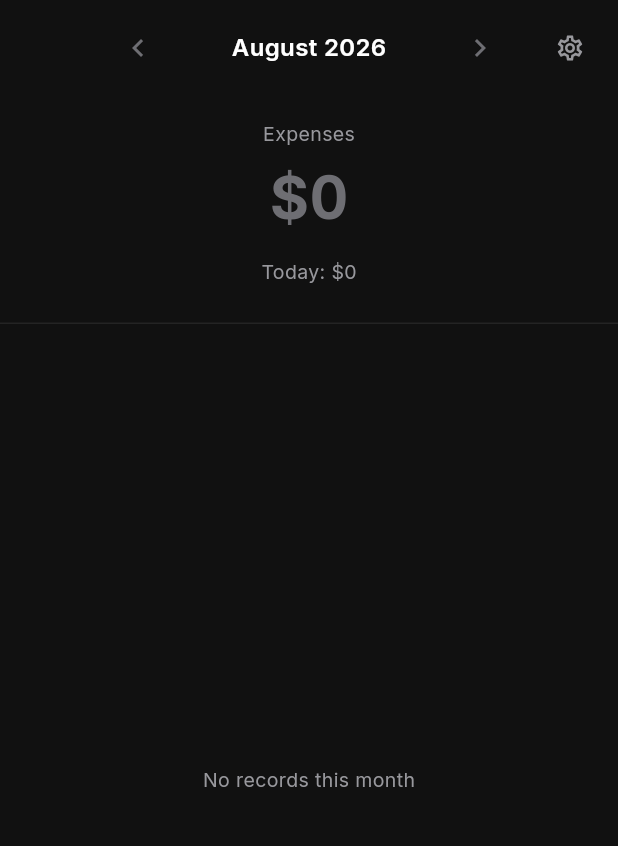
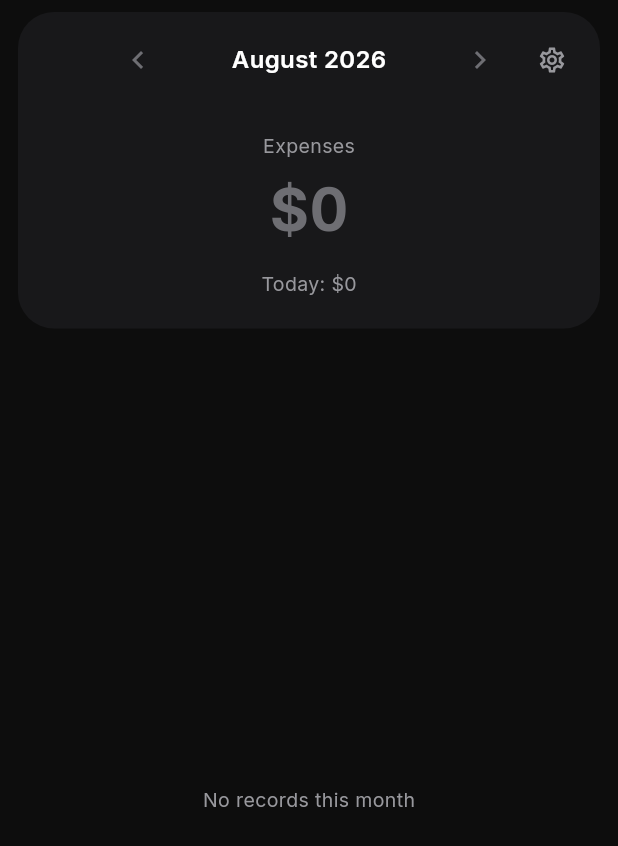
Before and after one commit to yevhenmyronov/qvas, a Flutter app: the _HistoryBody widget shown alone on an empty page, opened directly, on a phone screen of 412 x 824 dp. Shown: the top 846 px of the screen. Run offline on Flutter 3.47's test engine with Material 3 defaults, Android fonts, the phone set to English and light mode, and no system bars; our stand-ins replace drift, drift_flutter, file_picker, flutter_riverpod, share_plus; accounts and stored records are empty; generated files the repository leaves out were written again.

Commit message:
Summary panel on deep black bg, no divider (decision 37)
Top block (month nav + metrics + banner) becomes a single rounded
surface #18181A on #0D0D0D base; layers separate by brightness, not
lines. Card radius 24. The only remaining screen line is gone.

Co-Authored-By: Claude Fable 5 <noreply@anthropic.com>

```diff
--- a/lib/theme/tokens.dart
+++ b/lib/theme/tokens.dart
@@ -6,11 +6,19 @@ import 'package:flutter/material.dart';
 
 abstract final class AppColors {
   // ЕКСПЕРИМЕНТ 2026-08-14 (рішення 34): палітра Monobank-стилю з
-  // [[Monobank]]. Графітовий фон замість чистого чорного, iOS-зелений
-  // акцент, насичений синій дохід. Відкат — git revert одного коміта.
-  static const bgBase = Color(0xFF111111);
+  // [[Monobank]]. iOS-зелений акцент, насичений синій дохід.
+  // Відкат — git revert одного коміта.
+  //
+  // Рішення 37: фон повернуто до глибокого чорного — шари розділяються
+  // яскравістю поверхонь (панель підсумків, плашки), а не лініями.
+  // Графітовий #111111 давав замалий контраст із поверхнями.
+  static const bgBase = Color(0xFF0D0D0D);
   static const bgSurface = Color(0xFF1E1E1E);
   static const bgSurfaceHigh = Color(0xFF2C2C2E);
+
+  /// Панель підсумків на Екрані 2 — власний рівень: тьмяніша за шторки,
+  /// щоб велика площа не світилась, але читалась як окремий шар.
+  static const bgPanel = Color(0xFF18181A);
   static const borderHairline = Color(0x14FFFFFF); // white 8%
 
   // Дія та бренд
@@ -35,7 +43,8 @@ abstract final class AppColors {
 }
 
 abstract final class AppRadius {
-  static const card = 20.0;
+  /// Панель підсумків та великі картки (рішення 37, [[Monobank]] п.4).
+  static const card = 24.0;
   static const button = 16.0;
   static const sheet = 28.0;
   static const pill = 999.0;
--- a/lib/ui/history/history_screen.dart
+++ b/lib/ui/history/history_screen.dart
@@ -56,9 +56,19 @@ class _HistoryBody extends ConsumerWidget {
 
     return Column(
       children: [
-        const SizedBox(height: 8),
-        // Вхід у налаштування живе тут: на Екрані 1 немає жодної кнопки,
-        // крім головної дії (Екрани п.1.1).
+        // Панель підсумків (рішення 37): верхній блок — суцільна плашка
+        // на глибокому чорному фоні, стрічка «плаває» під нею без ліній.
+        Container(
+          margin: const EdgeInsets.fromLTRB(12, 8, 12, 0),
+          padding: const EdgeInsets.only(top: 8, bottom: 20),
+          decoration: BoxDecoration(
+            color: AppColors.bgPanel,
+            borderRadius: BorderRadius.circular(AppRadius.card),
+          ),
+          child: Column(
+            children: [
+              // Вхід у налаштування живе тут: на Екрані 1 немає жодної
+              // кнопки, крім головної дії (Екрани п.1.1).
               Stack(
                 alignment: Alignment.center,
                 children: [
@@ -81,14 +91,10 @@ class _HistoryBody extends ConsumerWidget {
               const SizedBox(height: AppSpace.block),
               const MetricsHeader(),
               const _BackupBanner(),
+            ],
+          ),
+        ),
         const SizedBox(height: AppSpace.block),
-        // Єдина лінія на екрані — межа між підсумком і списком
-        // (Екрани п.3.1).
-        const Divider(
-          height: 1,
-          thickness: 1,
-          color: AppColors.borderHairline,
-        ),
         Expanded(
           child: feed.isEmpty
               ? Center(
```
Lines whose indentation alone changed are shown as unchanged.
